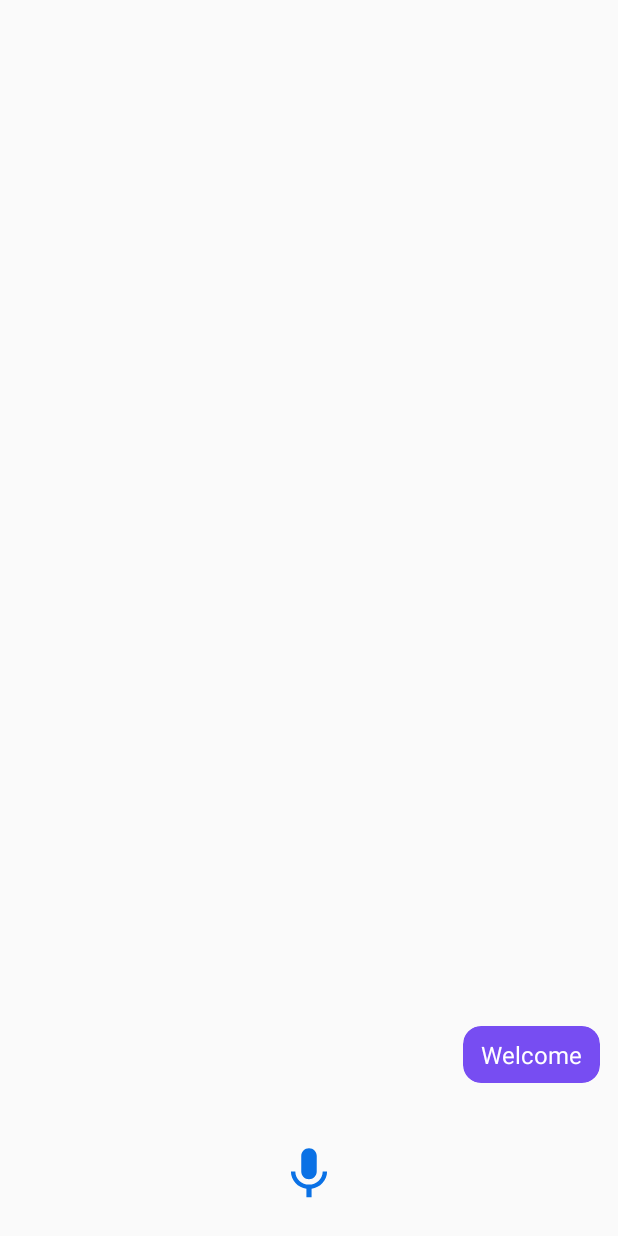
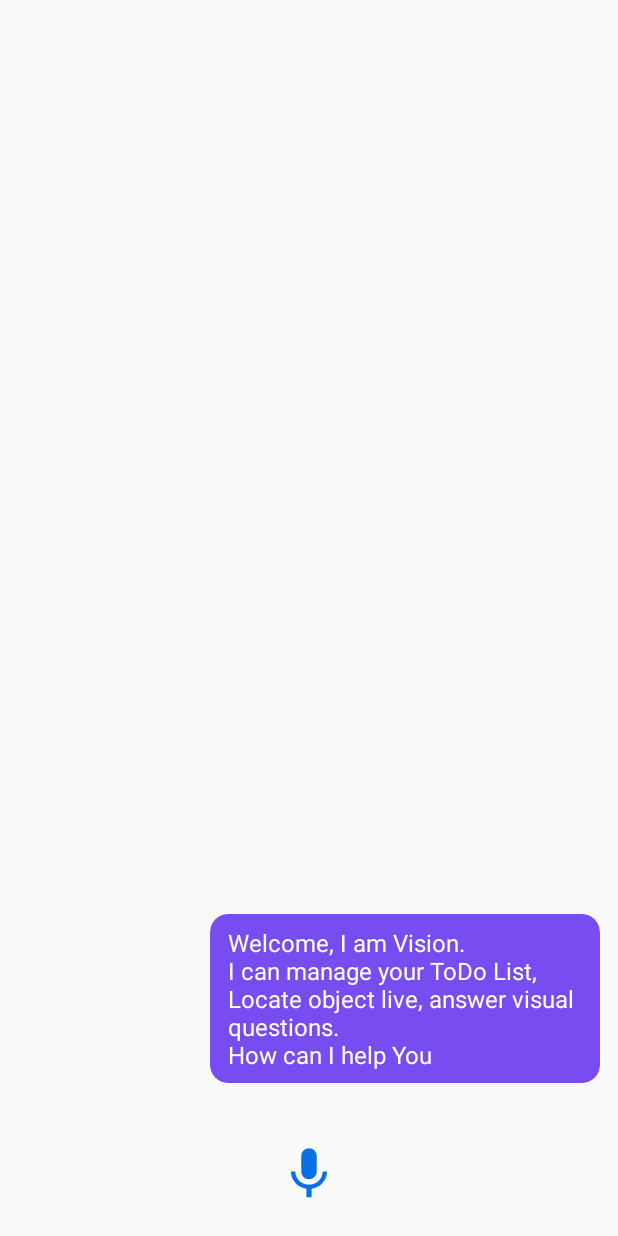
Before and after one commit to DevOpRohan/VisionAndroid, an Android app: the screen it shows after launch (chatActivity), on a phone screen of 412 x 824 dp. Run offline under Robolectric (Android 15) with nearby library versions, the phone set to English and light mode, and no system bars; our stand-ins replace Volley.

Commit message:
Improved Ineractions

```diff
--- a/app/src/main/java/org/tensorflow/lite/examples/objectdetection/chatActivity.kt
+++ b/app/src/main/java/org/tensorflow/lite/examples/objectdetection/chatActivity.kt
@@ -6,10 +6,12 @@ import android.content.SharedPreferences
 import android.content.pm.PackageManager
 import android.os.Bundle
 import android.os.Handler
+import android.os.Looper
 import android.speech.RecognizerIntent
 import android.speech.SpeechRecognizer
 import android.speech.tts.TextToSpeech
 import android.speech.tts.UtteranceProgressListener
+import android.speech.tts.Voice
 import android.util.Log
 import android.widget.EditText
 import android.widget.ImageView
@@ -56,16 +58,17 @@ class chatActivity : AppCompatActivity(), TextToSpeech.OnInitListener {
     override fun onCreate(savedInstanceState: Bundle?) {
         super.onCreate(savedInstanceState)
         setContentView(R.layout.activity_chat)
+        val welcome = "Welcome, I am Vision. \nI can manage your ToDo List, Locate object live, answer visual questions. \nHow can I help You "
 
         tts = TextToSpeech(this, this)
 
         val settings = applicationContext.getSharedPreferences("Userdata", 0)
         storage = applicationContext.getSharedPreferences("Userdata", 0)
         Editor = storage.edit()
-        MessageArray.add(messageData("Welcome", 0))
+        MessageArray.add(messageData(welcome, 0))
 
         Handler().postDelayed({
-            speakOut("Welcome")
+            speakOut(welcome)
         }, 1000)
 
         rcview = findViewById(R.id.recyclerView)
@@ -172,12 +175,14 @@ class chatActivity : AppCompatActivity(), TextToSpeech.OnInitListener {
                         if (pResp.startsWith("@")) {
                             val pRespTrimmed = pResp.substring(1)
                             if (pResp.contains("ocr") || pRespTrimmed.contains("vq")) {
+                                speakOut("Please, keep your phone steady for a second and wait from my response")
                                 val intent = Intent(this@chatActivity, cameraScene::class.java)
                                 startActivity(intent)
                             } else if (pRespTrimmed.contains("exit")) {
                                 finish()
                             } else {
                                 val item = pRespTrimmed
+                                speakOut("To Loacte"+item+"Please, move your camera arround")
                                 val intent = Intent(this@chatActivity, MainActivity::class.java)
                                 intent.putExtra("object", item)
                                 startActivity(intent)
@@ -219,33 +224,7 @@ class chatActivity : AppCompatActivity(), TextToSpeech.OnInitListener {
         }
         return "Reply from API"
     }
-    /*
-        fun Talk() {
-            runOnUiThread {
-                while (true) {
-                    if (!tts!!.isSpeaking)
-                        break
-                    Thread.sleep(1000)
-                }
 
-                speakOut(" say Something")
-                Thread.sleep(1000)
-                while (true) {
-                    if (!tts!!.isSpeaking)
-                        break
-                    Thread.sleep(1000)
-                }
-
-                try {
-                    startActivityForResult(speechIntent, 1)
-                } catch (e: Exception) {
-                    Toast.makeText(
-                        this, " " + e.message, Toast.LENGTH_SHORT
-                    ).show()
-                }
-            }
-        }
-    */
     fun Talk() {
         if (!SpeechRecognizer.isRecognitionAvailable(this)) {
             Toast.makeText(this, "Speech recognition is not available on this device", Toast.LENGTH_SHORT).show()
@@ -264,6 +243,7 @@ class chatActivity : AppCompatActivity(), TextToSpeech.OnInitListener {
         }
     }
 
+
     override fun onActivityResult(requestCode: Int, resultCode: Int, data: Intent?) {
         super.onActivityResult(requestCode, resultCode, data)
 
@@ -272,11 +252,15 @@ class chatActivity : AppCompatActivity(), TextToSpeech.OnInitListener {
                 val res: ArrayList<String> =
                     data.getStringArrayListExtra(RecognizerIntent.EXTRA_RESULTS) as ArrayList<String>
 
-                MessageArray.add(messageData(res[0], 0))
-                mAdapter.updatenews(MessageArray)
-                API(res[0])
+                if (res[0].isNotEmpty()) {
+                    speakOut("processing")
+                    MessageArray.add(messageData(res[0], 0))
+                    mAdapter.updatenews(MessageArray)
+                    API(res[0])
+                } else {
+                    speakOut("Try again")
+                }
             } else {
-                // Handle the error case here
                 speakOut("Try again")
             }
         }
@@ -288,7 +272,7 @@ class chatActivity : AppCompatActivity(), TextToSpeech.OnInitListener {
 
             if (result == TextToSpeech.LANG_MISSING_DATA || result == TextToSpeech.LANG_NOT_SUPPORTED) {
                 Log.e("TTS", "The Language not supported!")
-                Toast.makeText(this, "Something BAd Occured", Toast.LENGTH_LONG).show()
+                Toast.makeText(this, "Something bad happened", Toast.LENGTH_LONG).show()
             }
         }
     }
```
Also changed, not shown: 124 other files.
